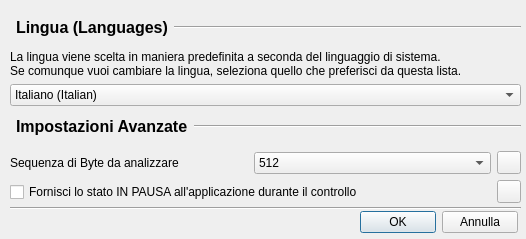
The window that settingpage.ui (D-25/openChecksum) describes before a commit, drawn with Qt 5.
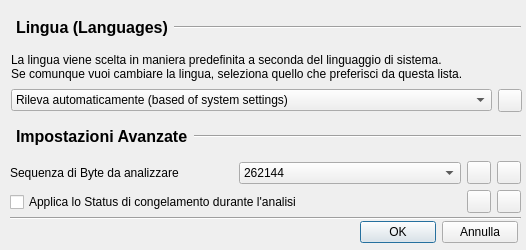
The same window after the commit. Icons and pictures are not drawn.

What changed in the file:
```diff
--- a/settingpage.ui
+++ b/settingpage.ui
@@ -7,9 +7,21 @@
     <x>0</x>
     <y>0</y>
     <width>526</width>
-    <height>239</height>
+    <height>250</height>
    </rect>
   </property>
+  <property name="minimumSize">
+   <size>
+    <width>526</width>
+    <height>250</height>
+   </size>
+  </property>
+  <property name="maximumSize">
+   <size>
+    <width>526</width>
+    <height>250</height>
+   </size>
+  </property>
   <property name="windowTitle">
    <string>Dialog</string>
   </property>
@@ -67,55 +79,11 @@
     </item>
    </layout>
   </widget>
-  <widget class="QWidget" name="layoutWidgetU2">
-   <property name="geometry">
-    <rect>
-     <x>10</x>
-     <y>50</y>
-     <width>511</width>
-     <height>56</height>
-    </rect>
-   </property>
-   <layout class="QVBoxLayout" name="verticalLayout">
-    <item>
-     <widget class="QLabel" name="sInfo_Language">
-      <property name="text">
-       <string>&lt;html&gt;&lt;head/&gt;&lt;body&gt;&lt;p&gt;La lingua viene scelta in maniera predefinita a seconda del linguaggio di sistema.&lt;br/&gt;Se comunque vuoi cambiare la lingua, seleziona quello che preferisci da questa lista.&lt;/p&gt;&lt;/body&gt;&lt;/html&gt;</string>
-      </property>
-      <property name="wordWrap">
-       <bool>true</bool>
-      </property>
-     </widget>
-    </item>
-    <item>
-     <widget class="QComboBox" name="sCombo_Language">
-      <item>
-       <property name="text">
-        <string>Italiano (Italian)</string>
-       </property>
-       <property name="icon">
-        <iconset resource="icons.qrc">
-         <normaloff>:/icons/flag_italy</normaloff>:/icons/flag_italy</iconset>
-       </property>
-      </item>
-      <item>
-       <property name="text">
-        <string>Inglese (English)</string>
-       </property>
-       <property name="icon">
-        <iconset resource="icons.qrc">
-         <normaloff>:/icons/flag_english</normaloff>:/icons/flag_english</iconset>
-       </property>
-      </item>
-     </widget>
-    </item>
-   </layout>
-  </widget>
   <widget class="QWidget" name="layoutWidgetU3">
    <property name="geometry">
     <rect>
      <x>10</x>
-     <y>110</y>
+     <y>120</y>
      <width>511</width>
      <height>34</height>
     </rect>
@@ -160,7 +128,7 @@
    <property name="geometry">
     <rect>
      <x>10</x>
-     <y>150</y>
+     <y>160</y>
      <width>511</width>
      <height>26</height>
     </rect>
@@ -182,7 +150,7 @@
        </sizepolicy>
       </property>
       <property name="currentIndex">
-       <number>0</number>
+       <number>9</number>
       </property>
       <property name="sizeAdjustPolicy">
        <enum>QComboBox::AdjustToContents</enum>
@@ -251,6 +219,12 @@
     </item>
     <item>
      <widget class="QToolButton" name="showInfo_byteCheck">
+      <property name="sizePolicy">
+       <sizepolicy hsizetype="Maximum" vsizetype="Fixed">
+        <horstretch>0</horstretch>
+        <verstretch>0</verstretch>
+       </sizepolicy>
+      </property>
       <property name="icon">
        <iconset resource="icons.qrc">
         <normaloff>:/icons/info</normaloff>:/icons/info</iconset>
@@ -260,13 +234,30 @@
       </property>
      </widget>
     </item>
+    <item>
+     <widget class="QToolButton" name="reset_byteCheck">
+      <property name="sizePolicy">
+       <sizepolicy hsizetype="Maximum" vsizetype="Fixed">
+        <horstretch>0</horstretch>
+        <verstretch>0</verstretch>
+       </sizepolicy>
+      </property>
+      <property name="text">
+       <string/>
+      </property>
+      <property name="icon">
+       <iconset resource="icons.qrc">
+        <normaloff>:/icons/reset</normaloff>:/icons/reset</iconset>
+      </property>
+     </widget>
+    </item>
    </layout>
   </widget>
   <widget class="QWidget" name="layoutWidgetU5">
    <property name="geometry">
     <rect>
      <x>10</x>
-     <y>180</y>
+     <y>190</y>
      <width>511</width>
      <height>24</height>
     </rect>
@@ -275,25 +266,48 @@
     <item>
      <widget class="QCheckBox" name="check_freezeStatus">
       <property name="text">
-       <string>Fornisci lo stato IN PAUSA all'applicazione durante il controllo</string>
+       <string>Applica lo Status di congelamento durante l'analisi</string>
       </property>
      </widget>
     </item>
     <item>
      <widget class="QToolButton" name="info_freezeStatus">
+      <property name="sizePolicy">
+       <sizepolicy hsizetype="Maximum" vsizetype="Fixed">
+        <horstretch>0</horstretch>
+        <verstretch>0</verstretch>
+       </sizepolicy>
+      </property>
       <property name="icon">
        <iconset resource="icons.qrc">
         <normaloff>:/icons/info</normaloff>:/icons/info</iconset>
       </property>
      </widget>
     </item>
+    <item>
+     <widget class="QToolButton" name="reset_freezeStatus">
+      <property name="sizePolicy">
+       <sizepolicy hsizetype="Maximum" vsizetype="Fixed">
+        <horstretch>0</horstretch>
+        <verstretch>0</verstretch>
+       </sizepolicy>
+      </property>
+      <property name="text">
+       <string/>
+      </property>
+      <property name="icon">
+       <iconset resource="icons.qrc">
+        <normaloff>:/icons/reset</normaloff>:/icons/reset</iconset>
+      </property>
+     </widget>
+    </item>
    </layout>
   </widget>
   <widget class="QWidget" name="layoutWidgetU6">
    <property name="geometry">
     <rect>
      <x>360</x>
-     <y>210</y>
+     <y>220</y>
      <width>158</width>
      <height>25</height>
     </rect>
@@ -319,7 +333,7 @@
    <property name="geometry">
     <rect>
      <x>10</x>
-     <y>200</y>
+     <y>210</y>
      <width>511</width>
      <height>16</height>
     </rect>
@@ -328,6 +342,80 @@
     <enum>Qt::Horizontal</enum>
    </property>
   </widget>
+  <widget class="QWidget" name="">
+   <property name="geometry">
+    <rect>
+     <x>11</x>
+     <y>51</y>
+     <width>511</width>
+     <height>61</height>
+    </rect>
+   </property>
+   <layout class="QVBoxLayout" name="verticalLayout">
+    <item>
+     <widget class="QLabel" name="sInfo_Language">
+      <property name="text">
+       <string>&lt;html&gt;&lt;head/&gt;&lt;body&gt;&lt;p&gt;La lingua viene scelta in maniera predefinita a seconda del linguaggio di sistema.&lt;br/&gt;Se comunque vuoi cambiare la lingua, seleziona quello che preferisci da questa lista.&lt;/p&gt;&lt;/body&gt;&lt;/html&gt;</string>
+      </property>
+      <property name="wordWrap">
+       <bool>true</bool>
+      </property>
+     </widget>
+    </item>
+    <item>
+     <layout class="QHBoxLayout" name="horizontalLayout_6">
+      <item>
+       <widget class="QComboBox" name="sCombo_Language">
+        <item>
+         <property name="text">
+          <string>Rileva automaticamente (based of system settings)</string>
+         </property>
+         <property name="icon">
+          <iconset resource="icons.qrc">
+           <normaloff>:/icons/flag_unknown</normaloff>:/icons/flag_unknown</iconset>
+         </property>
+        </item>
+        <item>
+         <property name="text">
+          <string>Italiano (Italian)</string>
+         </property>
+         <property name="icon">
+          <iconset resource="icons.qrc">
+           <normaloff>:/icons/flag_italy</normaloff>:/icons/flag_italy</iconset>
+         </property>
+        </item>
+        <item>
+         <property name="text">
+          <string>Inglese (English)</string>
+         </property>
+         <property name="icon">
+          <iconset resource="icons.qrc">
+           <normaloff>:/icons/flag_english</normaloff>:/icons/flag_english</iconset>
+         </property>
+        </item>
+       </widget>
+      </item>
+      <item>
+       <widget class="QToolButton" name="reset_Language">
+        <property name="sizePolicy">
+         <sizepolicy hsizetype="Maximum" vsizetype="Fixed">
+          <horstretch>0</horstretch>
+          <verstretch>0</verstretch>
+         </sizepolicy>
+        </property>
+        <property name="text">
+         <string/>
+        </property>
+        <property name="icon">
+         <iconset resource="icons.qrc">
+          <normaloff>:/icons/reset</normaloff>:/icons/reset</iconset>
+        </property>
+       </widget>
+      </item>
+     </layout>
+    </item>
+   </layout>
+  </widget>
  </widget>
  <resources>
   <include location="icons.qrc"/>
```
